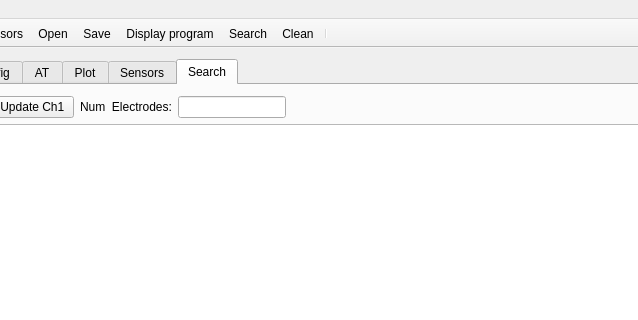
First picture: the form in nems/nems/mainwindow.ui, repository saul-rodriguez/Qt, before the edit; both pictures show x 118 to 756 and y 0 to 320 of the 877 by 611 pixel window.
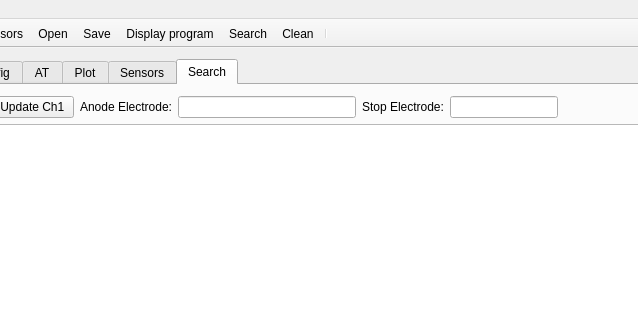
Second picture: the form after the edit. The open tabs and pages were chosen to show the change. Icons and pictures are not drawn.

Commit message: NMES anode and stop electrodes added

What changed in the file:
```diff
--- a/nems/nems/mainwindow.ui
+++ b/nems/nems/mainwindow.ui
@@ -910,10 +910,20 @@
                 </property>
                </widget>
               </item>
+              <item>
+               <widget class="QLabel" name="label_25">
+                <property name="text">
+                 <string>Anode Electrode:</string>
+                </property>
+               </widget>
+              </item>
+              <item>
+               <widget class="QLineEdit" name="lineEditAnode"/>
+              </item>
               <item>
                <widget class="QLabel" name="label_22">
                 <property name="text">
-                 <string>Num  Electrodes:</string>
+                 <string>Stop Electrode:</string>
                 </property>
                </widget>
               </item>
```
Left out of the diff: 2 changed lines with no effect on the pictures. The commit also changes 18 other files.
